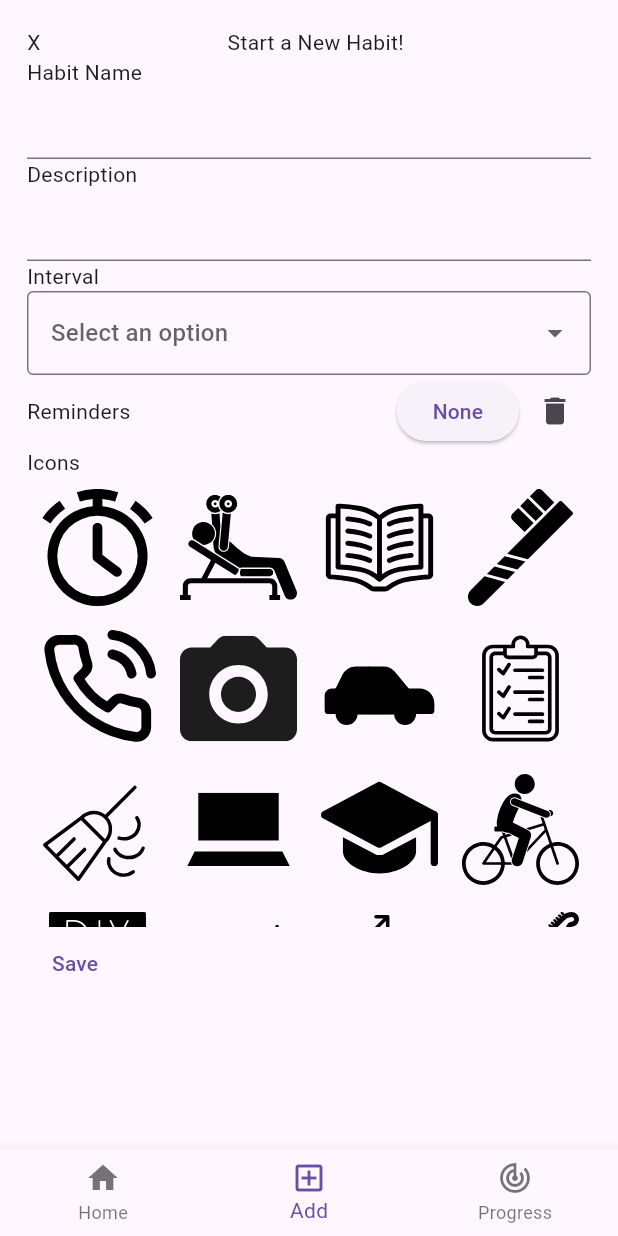
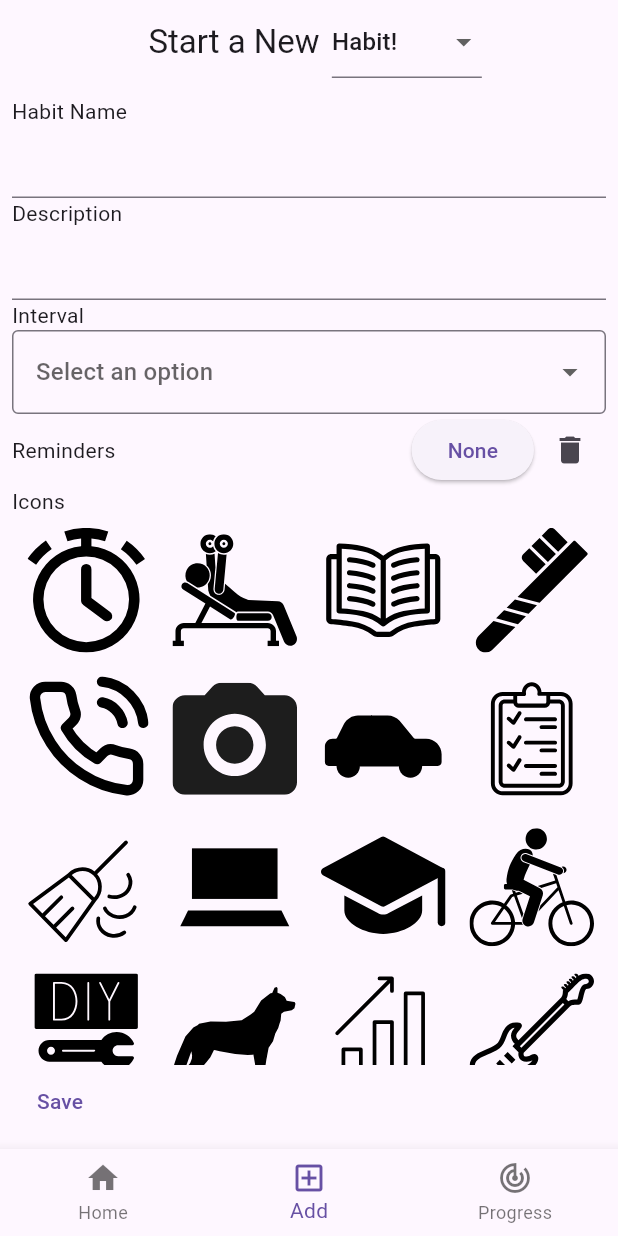
Before and after one commit to Samyak0-0/habitican, a Flutter app: the screen it shows after launch, item 2 of the bottom bar chosen, on a phone screen of 412 x 824 dp. Run offline on Flutter 3.47's test engine with Material 3 defaults, Android fonts, the phone set to English and light mode, and no system bars; our stand-ins replace date_picker_timeline, flutter_svg, gap, hive, hive_flutter, percent_indicator; accounts and stored records are empty.

Commit message:
update schemas of habits and task

```diff
--- a/lib/database/dailyTasks.dart
+++ b/lib/database/dailyTasks.dart
@@ -5,15 +5,19 @@ part 'dailyTasks.g.dart';
 @HiveType(typeId: 3)
 class DailyTasks {
   DailyTasks({
+    required this.id,
     required this.name,
     required this.reminder,
     this.description,
   });
 
   @HiveField(0)
+  int id;
+
+  @HiveField(1)
   String name;
 
-  @HiveField(1)
+  @HiveField(2)
   String? description;
 
   @HiveField(3)
--- a/lib/database/habits.dart
+++ b/lib/database/habits.dart
@@ -5,6 +5,7 @@ part 'habits.g.dart';
 @HiveType(typeId: 1)
 class Habits {
   Habits({
+    required this.id,
     required this.name,
     required this.interval,
     required this.reminder,
@@ -13,17 +14,20 @@ class Habits {
   });
 
   @HiveField(0)
+  int id;
+
+  @HiveField(1)
   String name;
 
-  @HiveField(1)
+  @HiveField(2)
   String? description;
 
-  @HiveField(2)
+  @HiveField(3)
   String interval;
 
-  @HiveField(3)
+  @HiveField(4)
   String reminder;
 
-  @HiveField(4)
+  @HiveField(5)
   String iconName;
 }
--- a/lib/pages/add_screen.dart
+++ b/lib/pages/add_screen.dart
@@ -1,9 +1,6 @@
 import 'package:flutter/material.dart';
-import 'package:flutter_svg/flutter_svg.dart';
-import 'package:habitican/database/boxes.dart';
-import 'package:habitican/database/habits.dart';
-import 'package:habitican/utils/day_picker.dart';
-import 'package:habitican/utils/icon_list.dart';
+import 'package:habitican/pages/habit_add_screen.dart';
+import 'package:habitican/pages/task_add_screen.dart';
 
 class AddScreen extends StatefulWidget {
   const AddScreen({super.key});
@@ -13,167 +10,59 @@ class AddScreen extends StatefulWidget {
 }
 
 class _AddScreenState extends State<AddScreen> {
-  final TextEditingController _inputField = TextEditingController();
-  final TextEditingController _descriptionField = TextEditingController();
-  final List<String> _intervalTypeList = [
-    'Daily',
-    'Weekly',
+  final List<String> _optionsList = [
+    'Habit',
+    'Task',
   ];
-  String? _selectedInterval;
+  String _selectedAddType = "Habit";
   TimeOfDay selectedTime = TimeOfDay.now();
   TimeOfDay? finalSelectedTime;
-  String? _selectedIcon;
   // Habits habitsList = boxHabits.getAt(0);
 
   @override
   Widget build(BuildContext context) {
-    return Padding(
-      padding: const EdgeInsets.all(18),
-      child: Column(
-        crossAxisAlignment: CrossAxisAlignment.start,
-        children: [
-          Row(
-            children: [
-              Text('X'),
-              Expanded(
-                child: Text(
-                  'Start a New Habit!',
-                  textAlign: TextAlign.center,
-                ),
-              ),
-            ],
-          ),
-          const Text(
-            'Habit Name',
-          ),
-          TextField(
-            controller: _inputField,
-          ),
-          const Text('Description'),
-          TextField(
-            controller: _descriptionField,
-          ),
-
-          const Text('Interval'),
-          SizedBox(
-            // width: 200,
-            child: DropdownButtonFormField(
-              // itemHeight: 50,
-              hint: Text('Select an option'),
-              initialValue: _selectedInterval,
-              items: _intervalTypeList
-                  .map(
-                    (String e) => DropdownMenuItem(
-                      value: e,
-                      child: Text(e),
-                    ),
-                  )
-                  .toList(),
-              onChanged: (String? newValue) {
-                setState(() {
-                  _selectedInterval = newValue; // Update the selected value
-                });
-              },
-              decoration: InputDecoration(
-                border: OutlineInputBorder(), // Optional border decoration
+    return Scaffold(
+      appBar: AppBar(
+        centerTitle: true,
+        title: Row(
+          mainAxisAlignment: MainAxisAlignment.center,
+          children: [
+            // Text('X'),
+            Text(
+              _selectedAddType == "Habit"
+                  ? 'Start a New\t\t\t'
+                  : 'Add a New\t\t\t',
+              textAlign: TextAlign.center,
+            ),
+            SizedBox(
+              width: 100,
+              child: DropdownButtonFormField(
+                // itemHeight: 50,
+                // hint: Text('Select an option'),
+                initialValue: _selectedAddType,
+                items: _optionsList
+                    .map(
+                      (String e) => DropdownMenuItem(
+                        value: e,
+                        child: Text("$e!"),
+                      ),
+                    )
+                    .toList(),
+                onChanged: (newValue) {
+                  setState(() {
+                    _selectedAddType = newValue
+                        .toString(); // Update the selected value
+                  });
+                },
+                // decoration: InputDecoration(
+                //   border: OutlineInputBorder(), // Optional border decoration
+                // ),
               ),
             ),
-          ),
-
-          _selectedInterval == "Weekly" ? DayPicker() : SizedBox.shrink(),
-
-          Row(
-            children: [
-              const Expanded(child: Text('Reminders')),
-              ElevatedButton(
-                onPressed: () async {
-                  final TimeOfDay? timeOfDay = await showTimePicker(
-                    context: context,
-                    initialTime: selectedTime,
-                  );
-                  if (timeOfDay != null) {
-                    setState(() {
-                      selectedTime = timeOfDay;
-                      finalSelectedTime = timeOfDay;
-                    });
-                  }
-                },
-                child: Text(
-                  finalSelectedTime != null
-                      ? '${finalSelectedTime?.format(context)}'
-                      : "None",
-                ),
-              ),
-              IconButton(
-                onPressed: () {
-                  setState(() {
-                    finalSelectedTime = null;
-                  });
-                },
-                icon: Icon(Icons.delete),
-              ),
-            ],
-          ),
-
-          const Text('Icons'),
-          SizedBox(
-            width: double.infinity,
-            height: 300,
-            child: GridView.builder(
-              itemCount: iconListSVG.length,
-              gridDelegate: SliverGridDelegateWithFixedCrossAxisCount(
-                crossAxisCount: 4,
-              ),
-              itemBuilder: (context, index) {
-                return Container(
-                  padding: EdgeInsets.all(8.0),
-                  child: GestureDetector(
-                    onTap: () {
-                      _selectedIcon != iconListSVG[index]
-                          ? _selectedIcon = iconListSVG[index]
-                          : _selectedIcon = null;
-                    },
-                    child: SvgPicture.asset(
-                      "assets/icons/${iconListSVG[index]}",
-                    ),
-                  ),
-                );
-              },
-            ),
-          ),
-          TextButton(
-            onPressed: () {
-              setState(() {
-                if (_selectedInterval != null &&
-                    finalSelectedTime?.format(context) != null &&
-                    _selectedIcon != null) {
-                  boxHabits.put(
-                    _inputField.text,
-                    Habits(
-                      name: _inputField.text,
-                      interval: _selectedInterval!,
-                      reminder: finalSelectedTime!.format(context),
-                      iconName: _selectedIcon!,
-                      description: _descriptionField.text,
-                    ),
-                  );
-                }
-              });
-              // print('asa');
-              // debugPrint(_inputField.text);
-              // debugPrint(_descriptionField.text);
-              // debugPrint(_selectedInterval);
-              // debugPrint(finalSelectedTime?.format(context));
-            },
-            child: Text('Save'),
-          ),
-          // Text(habitsList.name),
-          // if (habitsList.description != null)
-          //   Text(habitsList.description ?? ""),
-          // Text(habitsList.interval),
-          // Text(habitsList.reminder),
-        ],
+          ],
+        ),
       ),
+      body: _selectedAddType == "Habit" ? HabitAddScreen() : TaskAddScreen(),
     );
   }
 }
--- /dev/null
+++ b/lib/pages/habit_add_screen.dart
@@ -0,0 +1,170 @@
+import 'package:flutter/material.dart';
+import 'package:flutter_svg/flutter_svg.dart';
+import 'package:habitican/database/boxes.dart';
+import 'package:habitican/database/habits.dart';
+import 'package:habitican/utils/day_picker.dart';
+import 'package:habitican/utils/icon_list.dart';
+
+class HabitAddScreen extends StatefulWidget {
+  const HabitAddScreen({super.key});
+
+  @override
+  State<HabitAddScreen> createState() => _HabitAddScreenState();
+}
+
+class _HabitAddScreenState extends State<HabitAddScreen> {
+  final TextEditingController _inputField = TextEditingController();
+  final TextEditingController _descriptionField = TextEditingController();
+  final List<String> _intervalTypeList = [
+    'Daily',
+    'Weekly',
+  ];
+  String? _selectedInterval;
+  TimeOfDay selectedTime = TimeOfDay.now();
+  TimeOfDay? finalSelectedTime;
+  String? _selectedIcon;
+  // Habits habitsList = boxHabits.getAt(0);
+
+  @override
+  Widget build(BuildContext context) {
+    return SizedBox(
+      height: MediaQuery.of(context).size.height,
+      child: Padding(
+        padding: const EdgeInsets.all(8.0),
+        child: Column(
+          crossAxisAlignment: CrossAxisAlignment.start,
+          children: [
+            const Text(
+              'Habit Name',
+            ),
+            TextField(
+              controller: _inputField,
+            ),
+            const Text('Description'),
+            TextField(
+              controller: _descriptionField,
+            ),
+
+            const Text('Interval'),
+            SizedBox(
+              // width: 200,
+              child: DropdownButtonFormField(
+                // itemHeight: 50,
+                hint: Text('Select an option'),
+                initialValue: _selectedInterval,
+                items: _intervalTypeList
+                    .map(
+                      (String e) => DropdownMenuItem(
+                        value: e,
+                        child: Text(e),
+                      ),
+                    )
+                    .toList(),
+                onChanged: (String? newValue) {
+                  setState(() {
+                    _selectedInterval = newValue; // Update the selected value
+                  });
+                },
+                decoration: InputDecoration(
+                  border: OutlineInputBorder(), // Optional border decoration
+                ),
+              ),
+            ),
+
+            _selectedInterval == "Weekly" ? DayPicker() : SizedBox.shrink(),
+
+            Row(
+              children: [
+                const Expanded(child: Text('Reminders')),
+                ElevatedButton(
+                  onPressed: () async {
+                    final TimeOfDay? timeOfDay = await showTimePicker(
+                      context: context,
+                      initialTime: selectedTime,
+                    );
+                    if (timeOfDay != null) {
+                      setState(() {
+                        selectedTime = timeOfDay;
+                        finalSelectedTime = timeOfDay;
+                      });
+                    }
+                  },
+                  child: Text(
+                    finalSelectedTime != null
+                        ? '${finalSelectedTime?.format(context)}'
+                        : "None",
+                  ),
+                ),
+                IconButton(
+                  onPressed: () {
+                    setState(() {
+                      finalSelectedTime = null;
+                    });
+                  },
+                  icon: Icon(Icons.delete),
+                ),
+              ],
+            ),
+
+            const Text('Icons'),
+            Expanded(
+              child: GridView.builder(
+                itemCount: iconListSVG.length,
+                gridDelegate: SliverGridDelegateWithFixedCrossAxisCount(
+                  crossAxisCount: 4,
+                ),
+                itemBuilder: (context, index) {
+                  return Container(
+                    padding: EdgeInsets.all(8.0),
+                    child: GestureDetector(
+                      onTap: () {
+                        _selectedIcon != iconListSVG[index]
+                            ? _selectedIcon = iconListSVG[index]
+                            : _selectedIcon = null;
+                      },
+                      child: SvgPicture.asset(
+                        "assets/icons/${iconListSVG[index]}",
+                      ),
+                    ),
+                  );
+                },
+              ),
+            ),
+            TextButton(
+              onPressed: () {
+                setState(() {
+                  if (_selectedInterval != null &&
+                      finalSelectedTime?.format(context) != null &&
+                      _selectedIcon != null) {
+                    boxHabits.put(
+                      _inputField.text,
+                      Habits(
+                        id: 1,
+                        name: _inputField.text,
+                        interval: _selectedInterval!,
+                        reminder: finalSelectedTime!.format(context),
+                        iconName: _selectedIcon!,
+                        description: _descriptionField.text,
+                      ),
+                    );
+                  }
+                });
+                // print('asa');
+                // debugPrint(_inputField.text);
+                // debugPrint(_descriptionField.text);
+                // debugPrint(_selectedInterval);
+                // debugPrint(finalSelectedTime?.format(context));
+              },
+              child: Text('Save'),
+            ),
+            // Text(habitsList.name),
+            // if (habitsList.description != null)
+            //   Text(habitsList.description ?? ""),
+            // Text(habitsList.interval),
+            // Text(habitsList.reminder),
+          ],
+        ),
+      ),
+    );
+  }
+}
```
Also changed, not shown: lib/database/tasks.dart (+9 -5 lines), lib/pages/task_add_screen.dart (added, +138 -0 lines), lib/database/dailyTasks.g.dart, lib/database/habits.g.dart, lib/database/tasks.g.dart.
